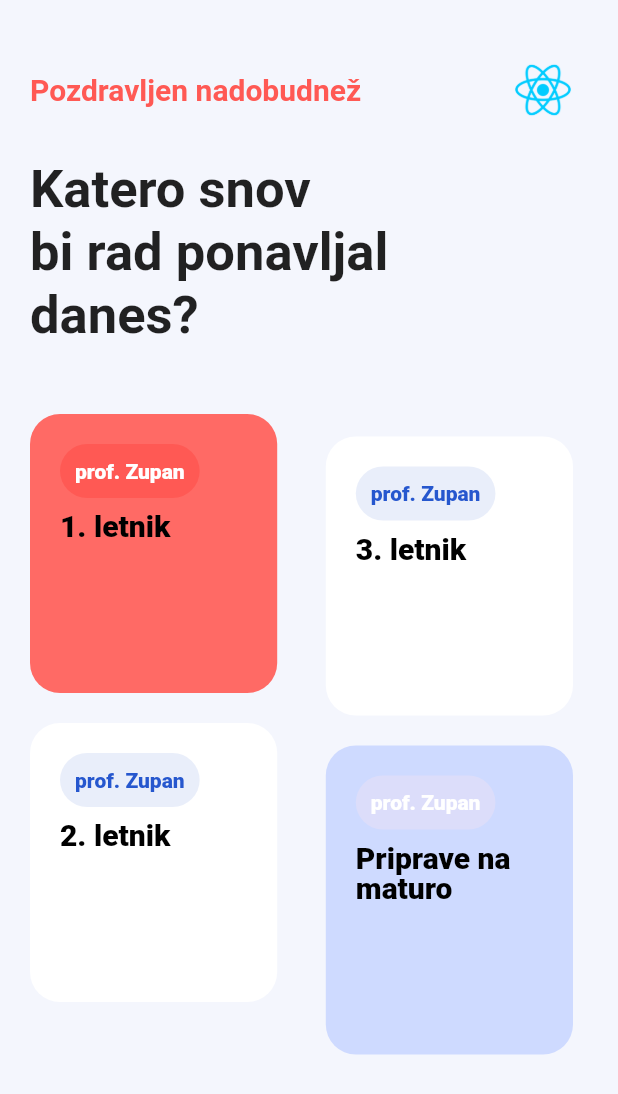
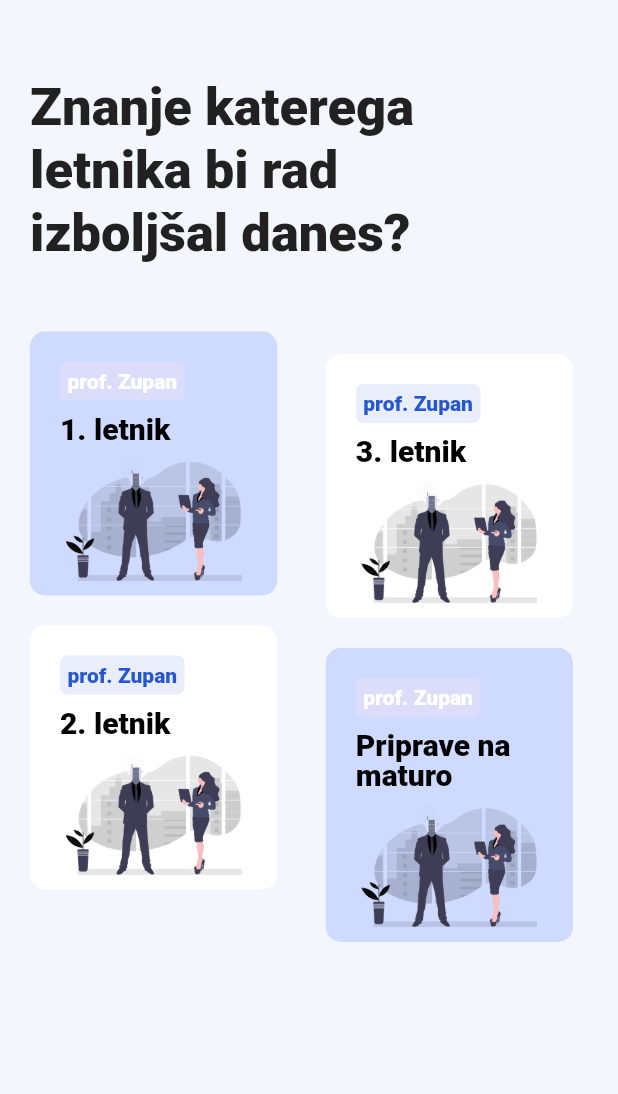
Before and after one commit to MatejAleksov/fizika_flutter, a Flutter app: the mainPage screen opened directly, on a phone screen of 412 x 824 dp. Shown: the top 1094 px of the screen. Run offline on Flutter 3.47's test engine with Material 2 defaults, Android fonts, the phone set to English and light mode, and no system bars; Roboto replaces fonts that are missing (Montserrat); project files that could hold a hidden picture were left out.

Commit message:
updated "letnik" page

```diff
--- a/lib/MainPage.dart
+++ b/lib/MainPage.dart
@@ -25,31 +25,11 @@ class _mainPageState extends State<mainPage> {
         child: Column(
           crossAxisAlignment: CrossAxisAlignment.start,
            children: <Widget>[
-             Row(
-               mainAxisAlignment: MainAxisAlignment.spaceBetween,
-               children: <Widget> [
-                 Text("Pozdravljen nadobudnež", style: TextStyle(
-                   fontSize: 20,
-                   color: Color(0xffff5954),
-                   fontWeight: FontWeight.w700
-                 ),),
-                 Container(
-                   height: 40,
-                   width: 40,
-                    decoration: BoxDecoration(
-                      shape: BoxShape.circle,
-                      image: DecorationImage(
-                        image: AssetImage('assets/image/logo.png')
-                      )
-                    ),
-                 )
-               ],
-             ),
-             SizedBox(height: 25,),
-             Text("Katero snov\nbi rad ponavljal\ndanes?", style: TextStyle(
+             SizedBox(height: 10,),
+             Text("Znanje katerega\nletnika bi rad\nizboljšal danes?", style: TextStyle(
                fontSize: 35,
                height: 1.2,
-               fontWeight: FontWeight.w700,
+               fontWeight: FontWeight.w900,
                fontFamily: 'Montserrat'
              ),),
              SizedBox(
@@ -65,9 +45,9 @@ class _mainPageState extends State<mainPage> {
                        child: Column(
                          mainAxisAlignment: MainAxisAlignment.spaceBetween,
                          children: <Widget>[
-                           courseWidget('prof. Zupan', '1. letnik', 'img1', Color(0xffff5954), Color(0xffff6a65)),
+                           courseWidget('prof. Zupan', '1. letnik', 'learn', Color(0xffbdcddfa), Color(0xffcedaff)),
                            SizedBox(height: 20),
-                           courseWidget('prof. Zupan', '2. letnik', 'img1', Color(0xffe9eefa), Colors.white),
+                           courseWidget('prof. Zupan', '2. letnik', 'learn', Color(0xffe9eefa), Colors.white),
                          ],
                        ),
                      ),
@@ -77,9 +57,9 @@ class _mainPageState extends State<mainPage> {
                          mainAxisAlignment: MainAxisAlignment.spaceBetween,
                          children: <Widget>[
                            SizedBox(height: 50,),
-                           courseWidget('prof. Zupan', '3. letnik', 'img1', Color(0xffe9eefa), Colors.white),
+                           courseWidget('prof. Zupan', '3. letnik', 'learn', Color(0xffe9eefa), Colors.white),
                            SizedBox(height: 20),
-                           courseWidget('prof. Zupan', 'Priprave na maturo', 'img1', Color(0xffbdcddfa), Color(0xffcedaff)),
+                           courseWidget('prof. Zupan', 'Priprave na maturo', 'learn', Color(0xffbdcddfa), Color(0xffcedaff)),
                          ],
                        ),
                      )
@@ -92,13 +72,13 @@ class _mainPageState extends State<mainPage> {
       ),
     );
   }
-  Container courseWidget(String professor, String letnik, String img, Color categoryColor, Color bgColor)
+  Container courseWidget(String professor, String letnik, String image, Color categoryColor, Color bgColor)
   {
      return Container(
        padding: EdgeInsets.only(top: 20, right: 20, left: 20, bottom: 10),
        decoration: BoxDecoration(
          color: bgColor,
-         borderRadius: BorderRadius.all(Radius.circular(20))
+         borderRadius: BorderRadius.all(Radius.circular(10))
        ),
        child: InkWell(
          onTap: (){},
@@ -106,10 +86,10 @@ class _mainPageState extends State<mainPage> {
            crossAxisAlignment: CrossAxisAlignment.start,
            children: <Widget>[
               Container(
-                padding: EdgeInsets.all(10),
+                padding: EdgeInsets.all(5),
                 decoration: BoxDecoration(
                   color: categoryColor,
-                  borderRadius: BorderRadius.all(Radius.circular(20)),
+                  borderRadius: BorderRadius.all(Radius.circular(5)),
                 ),
                 child: Text('$professor', style: TextStyle(
                   color: (categoryColor == Color(0xffe9eefa) ? Color(0xff2657ce) : Colors.white),
@@ -125,12 +105,12 @@ class _mainPageState extends State<mainPage> {
              ),),
              SizedBox(height: 10,),
              Hero(
-               tag: '$img',
+               tag: '$image',
                child: Container(
                  height: 80,
                  decoration: BoxDecoration(
                    image: DecorationImage(
-                     image: AssetImage('assets/image/learning.svg')
+                     image: AssetImage('assets/image/$image.png')
                    )
                  ),
                ),
```
Also changed, not shown: assets/image/learn.png (added).
